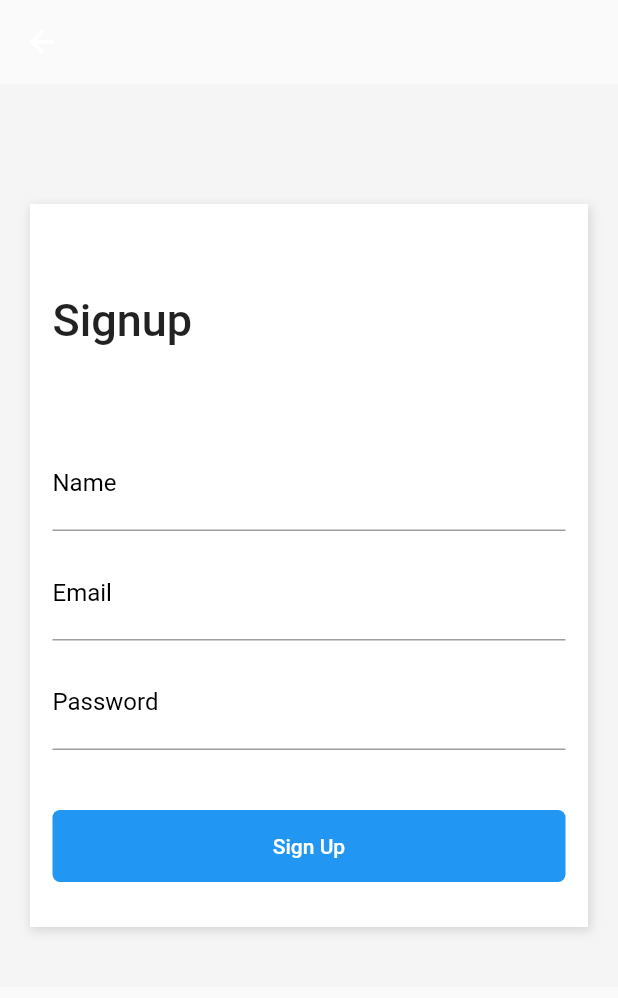
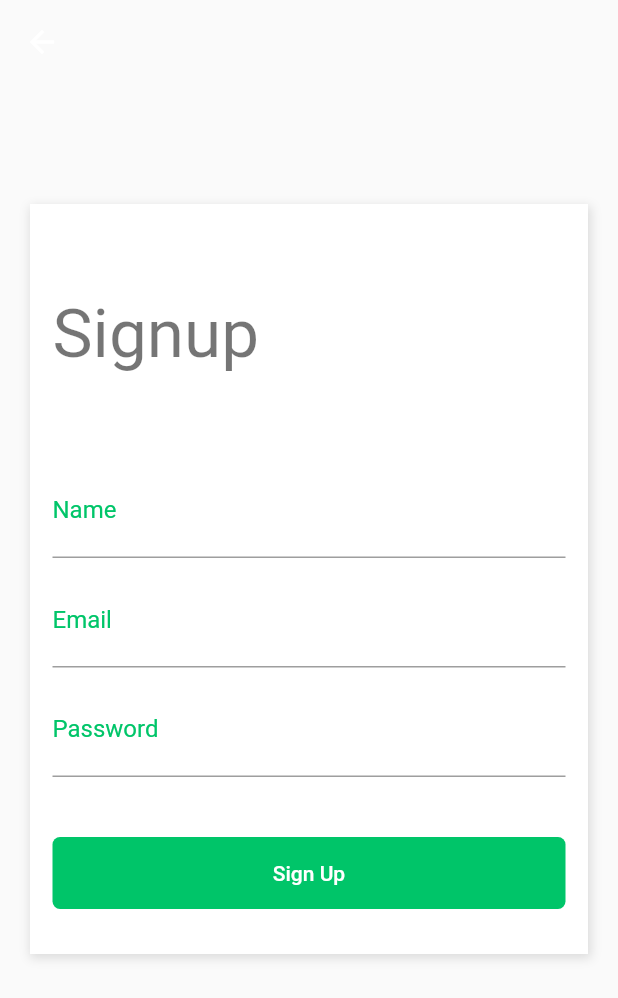
Before and after one commit to daygorgonha/e-commerce, a Flutter app: the screen it shows after launch, item 3 of the bottom bar chosen, after a tap on "Sign Up", on a phone screen of 412 x 824 dp. Shown: the top 998 px of the screen. Run offline on Flutter 3.47's test engine with Material 2 defaults, Android fonts, the phone set to English and light mode, and no system bars.

Commit message:
feat: created application themes

```diff
--- a/lib/main.dart
+++ b/lib/main.dart
@@ -1,4 +1,6 @@
 import 'package:flutter/material.dart';
+import 'package:layouts_no_flutter/themes/dark.theme.dart';
+import 'package:layouts_no_flutter/themes/light.theme.dart';
 import 'pages/tabs.page.dart';
 
 void main() => runApp(const MyApp());
@@ -11,9 +13,7 @@ class MyApp extends StatelessWidget {
     return MaterialApp(
       title: 'Flutter Demo',
       debugShowCheckedModeBanner: false,
-      theme: ThemeData(
-        primarySwatch: Colors.blue,
-      ),
+      theme: lightTheme(),
       home: DefaultTabController(
         length: 3,
         child: TabsPage(),
--- a/lib/pages/home.page.dart
+++ b/lib/pages/home.page.dart
@@ -9,7 +9,6 @@ class HomePage extends StatelessWidget {
     return Scaffold(
       body: Container(
         padding: EdgeInsets.all(15),
-        color: Color(0xFFF5F5F5),
         child: Column(
           crossAxisAlignment: CrossAxisAlignment.stretch,
           children: <Widget>[
@@ -22,9 +21,7 @@ class HomePage extends StatelessWidget {
             ),
             Text(
               "Categories",
-              style: TextStyle(
-                fontSize: 30,
-              ),
+              style: Theme.of(context).textTheme.headline5,
             ),
             SizedBox(
               height: 10,
@@ -41,13 +38,15 @@ class HomePage extends StatelessWidget {
               children: <Widget>[
                 Text(
                   "Best Selling",
-                  style: TextStyle(
-                    fontSize: 30,
+                  style: Theme.of(context).textTheme.headline5,
+                ),
+                Container(
+                  height: 20,
+                  alignment: Alignment.centerRight,
+                  child: FlatButton(
+                    child: Text("See All"),
+                    onPressed: () {},
                   ),
-                ),
-                FlatButton(
-                  child: Text("See All"),
-                  onPressed: () {},
                 ),
               ],
             ),
--- a/lib/pages/login.page.dart
+++ b/lib/pages/login.page.dart
@@ -9,7 +9,6 @@ class LoginPage extends StatelessWidget {
     return Scaffold(
       body: SingleChildScrollView(
         child: Container(
-          color: Color(0xFFF5F5F5),
           padding: EdgeInsets.only(
             top: 80,
             left: 20,
@@ -21,7 +20,7 @@ class LoginPage extends StatelessWidget {
               Container(
                 height: 450,
                 decoration: BoxDecoration(
-                  color: Colors.white,
+                  color: Theme.of(context).accentColor,
                   boxShadow: [
                     new BoxShadow(
                       color: Colors.black12,
@@ -46,16 +45,21 @@ class LoginPage extends StatelessWidget {
                             children: <Widget>[
                               Text(
                                 "Welcome",
-                                style: TextStyle(
-                                  fontSize: 30,
-                                  fontWeight: FontWeight.w500,
-                                ),
+                                style: Theme.of(context).textTheme.headline3,
                               ),
-                              Text("Sign in to continue"),
+                              Text(
+                                "Sign in to continue",
+                                style: Theme.of(context).textTheme.subtitle1,
+                              ),
                             ],
                           ),
                           FlatButton(
-                            child: Text("Sign Up"),
+                            child: Text(
+                              "Sign Up",
+                              style: TextStyle(
+                                color: Theme.of(context).primaryColor,
+                              ),
+                            ),
                             onPressed: () {
                               Navigator.push(
                                 context,
@@ -76,12 +80,15 @@ class LoginPage extends StatelessWidget {
                         decoration: InputDecoration(
                           labelText: "Email",
                           labelStyle: TextStyle(
-                            color: Colors.black,
+                            color: Theme.of(context).primaryColor,
                             fontWeight: FontWeight.w400,
                             fontSize: 16,
                           ),
                         ),
-                        style: TextStyle(fontSize: 20),
+                        style: TextStyle(
+                          fontSize: 20,
+                          color: Theme.of(context).primaryColor,
+                        ),
                       ),
                       SizedBox(
                         height: 10,
@@ -98,7 +105,10 @@ class LoginPage extends StatelessWidget {
                             fontSize: 16,
                           ),
                         ),
-                        style: TextStyle(fontSize: 20),
+                        style: TextStyle(
+                          fontSize: 20,
+                          color: Theme.of(context).primaryColor,
+                        ),
                       ),
                       Container(
                         height: 40,
@@ -106,6 +116,9 @@ class LoginPage extends StatelessWidget {
                         child: FlatButton(
                           child: Text(
                             "Forgot your password?",
+                            style: TextStyle(
+                              color: Theme.of(context).primaryColor,
+                            ),
                           ),
                           onPressed: () {},
                         ),
@@ -116,7 +129,7 @@ class LoginPage extends StatelessWidget {
                       Container(
                         width: double.infinity,
                         decoration: BoxDecoration(
-                          color: Colors.blue,
+                          color: Theme.of(context).primaryColor,
                           borderRadius: BorderRadius.all(
                             Radius.circular(5),
                           ),
@@ -151,7 +164,7 @@ class LoginPage extends StatelessWidget {
                 decoration: BoxDecoration(
                   border: Border.all(
                     width: 2.0,
-                    color: Colors.blue,
+                    color: Theme.of(context).primaryColor,
                   ),
                   borderRadius: BorderRadius.all(
                     Radius.circular(5),
@@ -182,7 +195,7 @@ class LoginPage extends StatelessWidget {
                 decoration: BoxDecoration(
                   border: Border.all(
                     width: 2.0,
-                    color: Colors.blue,
+                    color: Theme.of(context).primaryColor,
                   ),
                   borderRadius: BorderRadius.all(
                     Radius.circular(5),
--- a/lib/pages/signup.page.dart
+++ b/lib/pages/signup.page.dart
@@ -10,7 +10,6 @@ class SignupPage extends StatelessWidget {
       ),
       body: SingleChildScrollView(
         child: Container(
-          color: Color(0xFFF5F5F5),
           padding: EdgeInsets.only(
             top: 80,
             left: 20,
@@ -42,10 +41,7 @@ class SignupPage extends StatelessWidget {
                     children: <Widget>[
                       Text(
                         "Signup",
-                        style: TextStyle(
-                          fontSize: 30,
-                          fontWeight: FontWeight.w500,
-                        ),
+                        style: Theme.of(context).textTheme.headline3,
                       ),
                       SizedBox(
                         height: 60,
@@ -56,12 +52,15 @@ class SignupPage extends StatelessWidget {
                         decoration: InputDecoration(
                           labelText: "Name",
                           labelStyle: TextStyle(
-                            color: Colors.black,
+                            color: Theme.of(context).primaryColor,
                             fontWeight: FontWeight.w400,
                             fontSize: 16,
                           ),
                         ),
-                        style: TextStyle(fontSize: 20),
+                        style: TextStyle(
+                          fontSize: 20,
+                          color: Theme.of(context).primaryColor,
+                        ),
                       ),
                       SizedBox(
                         height: 10,
@@ -72,12 +71,15 @@ class SignupPage extends StatelessWidget {
                         decoration: InputDecoration(
                           labelText: "Email",
                           labelStyle: TextStyle(
-                            color: Colors.black,
+                            color: Theme.of(context).primaryColor,
                             fontWeight: FontWeight.w400,
                             fontSize: 16,
                           ),
                         ),
-                        style: TextStyle(fontSize: 20),
+                        style: TextStyle(
+                          fontSize: 20,
+                          color: Theme.of(context).primaryColor,
+                        ),
                       ),
                       SizedBox(
                         height: 10,
@@ -89,12 +91,15 @@ class SignupPage extends StatelessWidget {
                         decoration: InputDecoration(
                           labelText: "Password",
                           labelStyle: TextStyle(
-                            color: Colors.black,
+                            color: Theme.of(context).primaryColor,
                             fontWeight: FontWeight.w400,
                             fontSize: 16,
                           ),
                         ),
-                        style: TextStyle(fontSize: 20),
+                        style: TextStyle(
+                          fontSize: 20,
+                          color: Theme.of(context).primaryColor,
+                        ),
                       ),
                       SizedBox(
                         height: 40,
@@ -102,7 +107,7 @@ class SignupPage extends StatelessWidget {
                       Container(
                         width: double.infinity,
                         decoration: BoxDecoration(
-                          color: Colors.blue,
+                          color: Theme.of(context).primaryColor,
                           borderRadius: BorderRadius.all(
                             Radius.circular(5),
                           ),
--- a/lib/pages/tabs.page.dart
+++ b/lib/pages/tabs.page.dart
@@ -27,11 +27,11 @@ class TabsPage extends StatelessWidget {
             icon: new Icon(Icons.perm_identity),
           ),
         ],
-        labelColor: Colors.blue,
+        labelColor: Theme.of(context).primaryColor,
         unselectedLabelColor: Colors.black38,
         indicatorSize: TabBarIndicatorSize.label,
         indicatorPadding: EdgeInsets.all(5.0),
-        indicatorColor: Colors.blue,
+        indicatorColor: Theme.of(context).primaryColor,
       ),
     );
   }
--- a/lib/pages/widgets/category/category-item.widget.dart
+++ b/lib/pages/widgets/category/category-item.widget.dart
@@ -13,7 +13,7 @@ class CategoryItem extends StatelessWidget {
         margin: EdgeInsets.all(10),
         padding: EdgeInsets.all(10),
         decoration: BoxDecoration(
-          color: Colors.white,
+          color: Theme.of(context).accentColor,
           boxShadow: [
             new BoxShadow(
               color: Colors.black12,
--- a/lib/pages/widgets/product/product-card.widget.dart
+++ b/lib/pages/widgets/product/product-card.widget.dart
@@ -76,7 +76,7 @@ class ProductCard extends StatelessWidget {
             style: TextStyle(
               fontSize: 16,
               fontWeight: FontWeight.bold,
-              color: Color(0xFF00C569),
+              color: Theme.of(context).primaryColor,
             ),
           ),
         ],
--- a/lib/pages/widgets/search-box.widget.dart
+++ b/lib/pages/widgets/search-box.widget.dart
@@ -26,14 +26,14 @@ class SearchBox extends StatelessWidget {
                 border: InputBorder.none,
                 labelText: "Search...",
                 labelStyle: TextStyle(
-                  color: Colors.blue,
+                  color: Theme.of(context).primaryColor,
                   fontWeight: FontWeight.w300,
                   fontSize: 16,
                 ),
               ),
               style: TextStyle(
                 fontSize: 20,
-                color: Colors.blue,
+                color: Theme.of(context).primaryColor,
               ),
             ),
           ),
--- /dev/null
+++ b/lib/themes/light.theme.dart
@@ -0,0 +1,19 @@
+import 'package:flutter/material.dart';
+
+const brightness = Brightness.light;
+const primaryColor = const Color(0xFF00C569);
+const lightColor = const Color(0xFFFFFFFF);
+const backgroundColor = const Color(0xFFF5F5F5);
+
+ThemeData lightTheme() {
+  return ThemeData(
+    brightness: brightness,
+    //textTheme: new TextTheme(
+    //    bodyText1: TextStyle(color: Colors.red),
+    //    headline4: TextStyle(fontSize: 78),
+    //    button: TextStyle(color: Colors.green),
+    //   ),
+    primaryColor: primaryColor,
+    accentColor: Colors.white,
+  );
+}
```
Also changed, not shown: lib/pages/cart.page.dart (+21 -14 lines), lib/themes/dark.theme.dart (added, +19 -0 lines).
